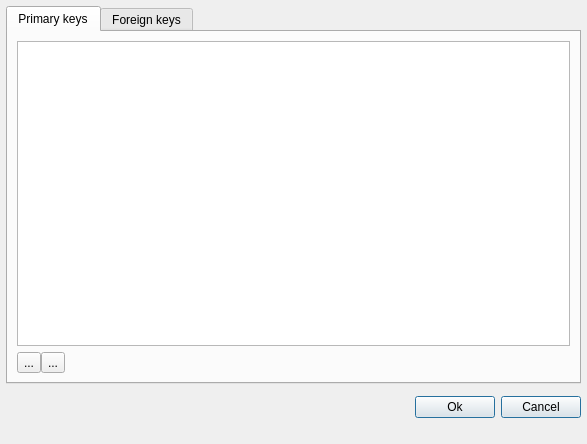
First picture: the form in spinetoolbox/ui/edit_datapackage_keys.ui, repository spine-tools/Spine-Toolbox, before the edit.
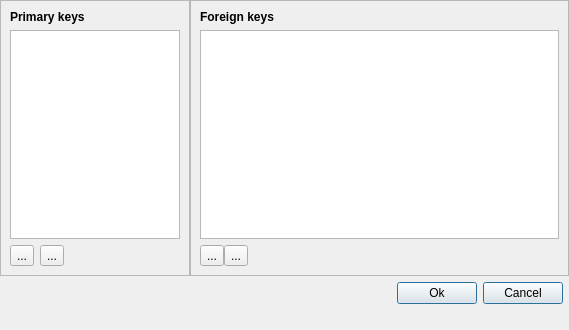
Second picture: the form after the edit. Icons and pictures are not drawn.

Commit message: Improve edit datapackage keys widget

The edit to the form file:
```diff
--- a/spinetoolbox/ui/edit_datapackage_keys.ui
+++ b/spinetoolbox/ui/edit_datapackage_keys.ui
@@ -29,8 +29,8 @@
    <rect>
     <x>0</x>
     <y>0</y>
-    <width>587</width>
-    <height>444</height>
+    <width>569</width>
+    <height>330</height>
    </rect>
   </property>
   <property name="sizePolicy">
@@ -42,54 +42,60 @@
   <property name="windowTitle">
    <string>Edit Datapackage Keys</string>
   </property>
-  <layout class="QVBoxLayout" name="verticalLayout_4">
-   <property name="spacing">
-    <number>0</number>
-   </property>
-   <property name="leftMargin">
-    <number>0</number>
-   </property>
-   <property name="topMargin">
-    <number>0</number>
-   </property>
-   <property name="rightMargin">
-    <number>0</number>
-   </property>
-   <property name="bottomMargin">
-    <number>0</number>
-   </property>
-   <item>
     <layout class="QVBoxLayout" name="verticalLayout_2">
+   <property name="spacing">
+    <number>0</number>
+   </property>
      <property name="leftMargin">
-      <number>6</number>
+    <number>0</number>
      </property>
      <property name="topMargin">
-      <number>6</number>
+    <number>0</number>
      </property>
      <property name="rightMargin">
-      <number>6</number>
+    <number>0</number>
      </property>
      <property name="bottomMargin">
-      <number>6</number>
-     </property>
-     <item>
-      <widget class="QTabWidget" name="tabWidget">
-       <property name="currentIndex">
         <number>0</number>
        </property>
-       <widget class="QWidget" name="tab">
-        <attribute name="title">
-         <string>Primary keys</string>
-        </attribute>
+   <item>
+    <layout class="QHBoxLayout" name="horizontalLayout_3">
+     <item>
+      <widget class="QFrame" name="frame_pks">
+       <property name="sizePolicy">
+        <sizepolicy hsizetype="Expanding" vsizetype="Preferred">
+         <horstretch>1</horstretch>
+         <verstretch>0</verstretch>
+        </sizepolicy>
+       </property>
+       <property name="frameShape">
+        <enum>QFrame::StyledPanel</enum>
+       </property>
+       <property name="frameShadow">
+        <enum>QFrame::Raised</enum>
+       </property>
         <layout class="QVBoxLayout" name="verticalLayout_3">
+        <item>
+         <widget class="QLabel" name="label_2">
+          <property name="text">
+           <string>&lt;b&gt;Primary keys&lt;/b&gt;</string>
+          </property>
+         </widget>
+        </item>
          <item>
           <widget class="QTableView" name="tableView_pks">
            <property name="sizePolicy">
             <sizepolicy hsizetype="Expanding" vsizetype="Expanding">
-             <horstretch>1</horstretch>
+            <horstretch>0</horstretch>
              <verstretch>0</verstretch>
             </sizepolicy>
            </property>
+          <property name="minimumSize">
+           <size>
+            <width>0</width>
+            <height>100</height>
+           </size>
+          </property>
            <property name="toolTip">
             <string>Double click on a cell to start editing</string>
            </property>
@@ -117,10 +123,7 @@
           </widget>
          </item>
          <item>
-          <layout class="QHBoxLayout" name="horizontalLayout_3">
-           <property name="spacing">
-            <number>0</number>
-           </property>
+         <layout class="QHBoxLayout" name="horizontalLayout">
            <item>
             <widget class="QToolButton" name="toolButton_add_pk">
              <property name="toolTip">
@@ -156,8 +159,8 @@
              </property>
              <property name="sizeHint" stdset="0">
               <size>
-               <width>40</width>
-               <height>20</height>
+              <width>207</width>
+              <height>10</height>
               </size>
              </property>
             </spacer>
@@ -166,16 +169,34 @@
          </item>
         </layout>
        </widget>
-       <widget class="QWidget" name="tab_2">
-        <attribute name="title">
-         <string>Foreign keys</string>
-        </attribute>
+     </item>
+     <item>
+      <widget class="QFrame" name="frame_fks">
+       <property name="sizePolicy">
+        <sizepolicy hsizetype="Expanding" vsizetype="Preferred">
+         <horstretch>2</horstretch>
+         <verstretch>0</verstretch>
+        </sizepolicy>
+       </property>
+       <property name="frameShape">
+        <enum>QFrame::StyledPanel</enum>
+       </property>
+       <property name="frameShadow">
+        <enum>QFrame::Raised</enum>
+       </property>
         <layout class="QVBoxLayout" name="verticalLayout">
+        <item>
+         <widget class="QLabel" name="label">
+          <property name="text">
+           <string>&lt;b&gt;Foreign keys&lt;/b&gt;</string>
+          </property>
+         </widget>
+        </item>
          <item>
           <widget class="QTableView" name="tableView_fks">
            <property name="sizePolicy">
             <sizepolicy hsizetype="Expanding" vsizetype="Expanding">
-             <horstretch>2</horstretch>
+            <horstretch>0</horstretch>
              <verstretch>0</verstretch>
             </sizepolicy>
            </property>
@@ -255,7 +276,6 @@
          </item>
         </layout>
        </widget>
-      </widget>
      </item>
     </layout>
    </item>
@@ -291,6 +311,12 @@
      </item>
      <item>
       <widget class="QPushButton" name="pushButton_ok">
+       <property name="sizePolicy">
+        <sizepolicy hsizetype="Minimum" vsizetype="Fixed">
+         <horstretch>0</horstretch>
+         <verstretch>0</verstretch>
+        </sizepolicy>
+       </property>
        <property name="text">
         <string>Ok</string>
        </property>
```
Left out of the diff: 10 changed lines with no effect on the pictures. Lines whose indentation alone changed are shown as unchanged. The commit also changes 6 other files.
